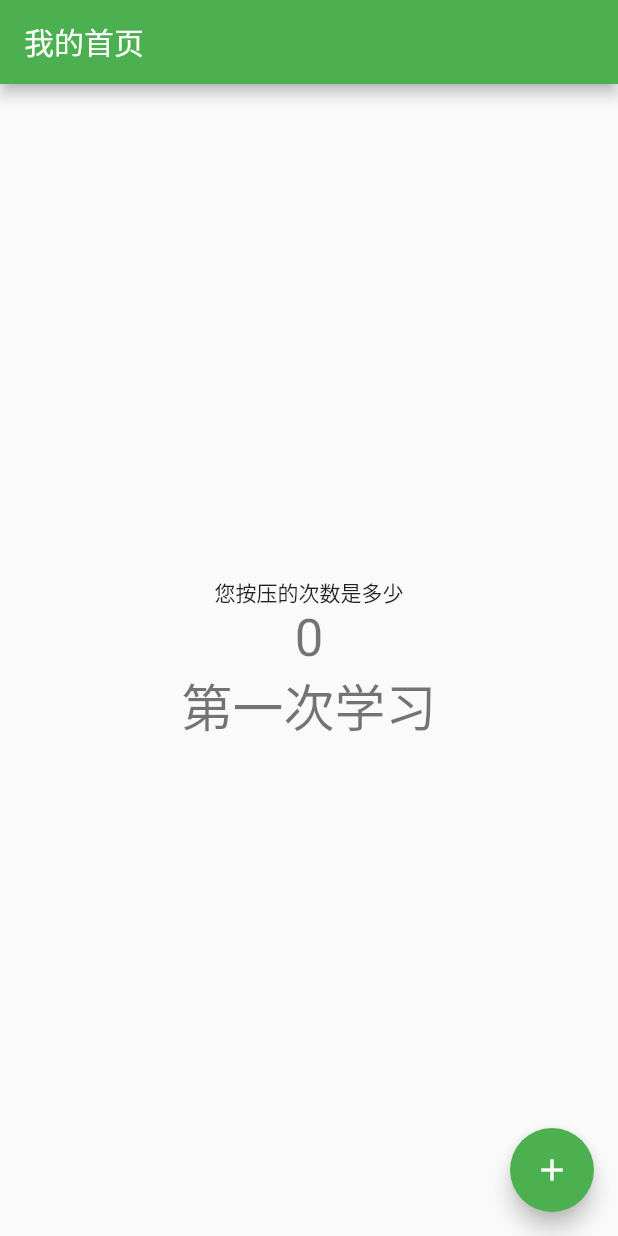
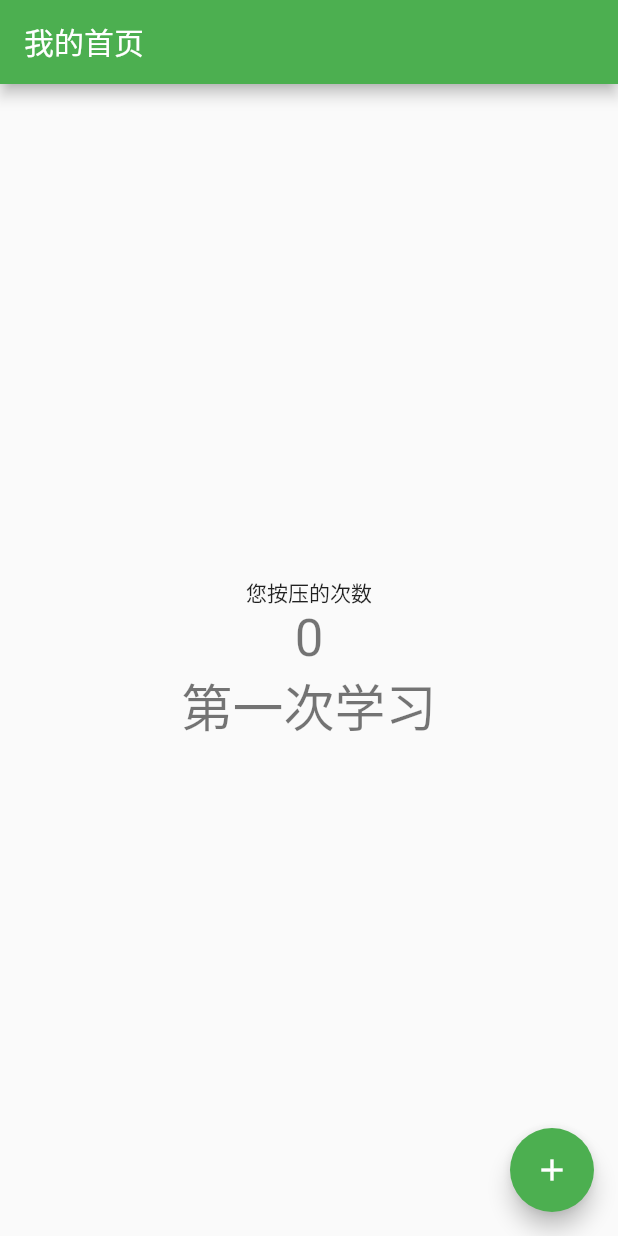
Before and after one commit to Gitzhuhao/zhuhao_flutter_app, a Flutter app: the screen it shows after launch, on a phone screen of 412 x 824 dp. Run offline on Flutter 3.47's test engine with Material 2 defaults, Android fonts, the phone set to English and light mode, and no system bars.

Commit message:
first commit

```diff
--- a/lib/main.dart
+++ b/lib/main.dart
@@ -92,7 +92,7 @@ class _MyHomePageState extends State<MyHomePage> {
           mainAxisAlignment: MainAxisAlignment.center,
           children: <Widget>[
             Text(
-              '您按压的次数是多少',
+              '您按压的次数',
             ),
             Text(
               '$_counter',
```
